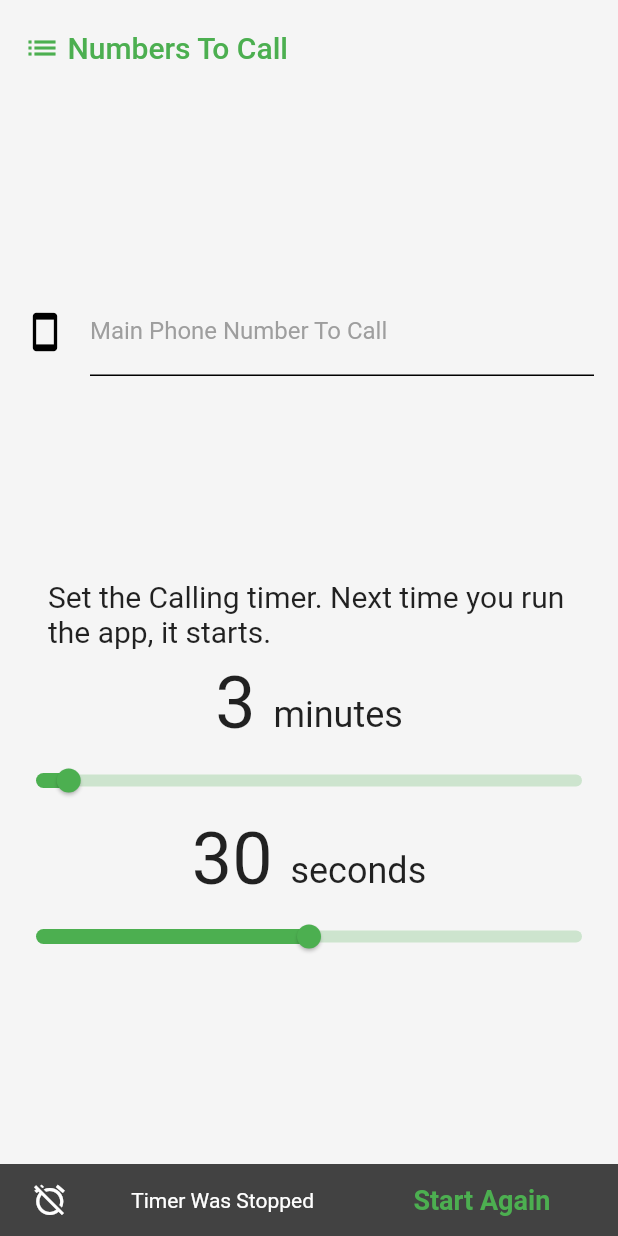
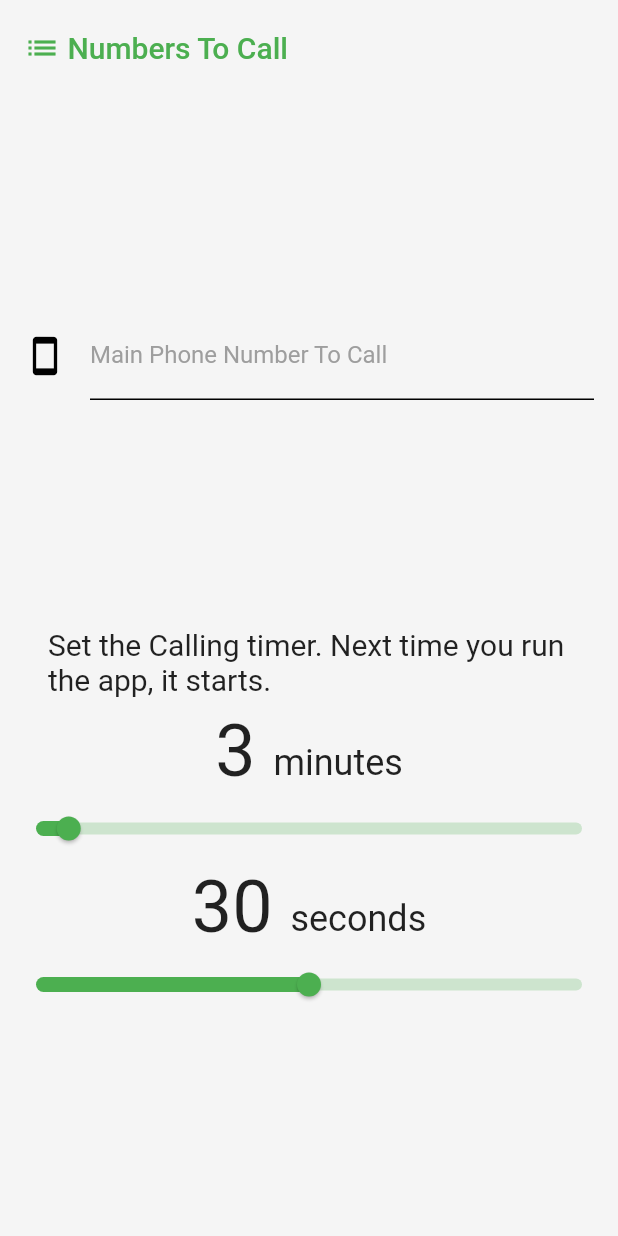
Before and after one commit to bgoncharuck/saveme, a Flutter app: the SaveMeSettings screen opened by its route, on a phone screen of 412 x 824 dp. Run offline on Flutter 3.47's test engine with Material 2 defaults, Android fonts, the phone set to English and light mode, and no system bars.

Commit message:
routes done

```diff
--- a/lib/routes/settings.dart
+++ b/lib/routes/settings.dart
@@ -1,8 +1,12 @@
 import 'package:flutter/material.dart';
+import 'package:saveme/modules/numbers_list.dart';
 import 'package:saveme/style/themes.dart';
 import 'package:saveme/widgets/navigation_button.dart';
 import 'package:saveme/widgets/main_number.dart';
 import 'package:saveme/modules/timer.dart';
+
+bool _timerWasChecked = false;
+bool get isFirstStart => !_timerWasChecked;
 
 class SaveMeSettings extends StatefulWidget {
   @override
@@ -10,6 +14,9 @@ class SaveMeSettings extends StatefulWidget {
 }
 
 class _SaveMeSettingsState extends State<SaveMeSettings> {
+  _SaveMeSettingsState() {
+    _timerWasChecked = true;
+  }
   @override
   Widget build(BuildContext context) {
     return Scaffold(
@@ -37,7 +44,8 @@ class _SaveMeSettingsState extends State<SaveMeSettings> {
                 ],
               ),
             ),
-            Row(
+            (atLeastOneNumberExist)
+                ? Row(
                     children: <Widget>[
                       Expanded(
                           child: Container(
@@ -53,7 +61,7 @@ class _SaveMeSettingsState extends State<SaveMeSettings> {
                             ),
                             FlatButton(
                               onPressed: () {
-                          Navigator.of(context).pushNamed("/");
+                                Navigator.of(context).pushNamed("/home");
                               },
                               child: Text(
                                 "Start Again",
@@ -67,7 +75,8 @@ class _SaveMeSettingsState extends State<SaveMeSettings> {
                         ),
                       )),
                     ],
-            ),
+                  )
+                : Container(),
           ],
         ),
       ),
--- a/lib/widgets/add_number_form.dart
+++ b/lib/widgets/add_number_form.dart
@@ -51,7 +51,6 @@ class _AddNumberFormState extends State<AddNumberForm> {
             onEditingComplete: () {
               if (_addNumberFormKey.currentState.validate()) {
                 addNumber(Number(_editedNumber.text, isMain: noNumberSetted));
-                _editedNumber.text = "";
                 Navigator.of(context).pushNamed("/numbers");
               }
             },
```
Also changed, not shown: lib/main.dart (+5 -2 lines). Lines whose indentation alone changed are shown as unchanged.
